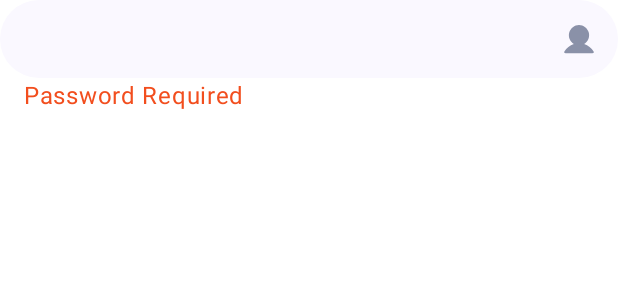
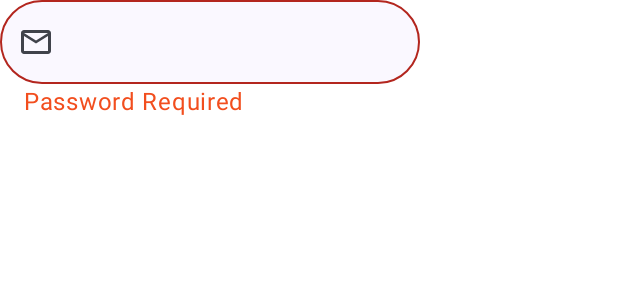
Before and after one commit to JhonatanNeves/linktalk, an Android app built with Jetpack Compose: the @Preview function PrimaryTextFieldPreview, on a phone screen of 412 x 824 dp. Shown: the top 300 px of the screen. Run offline under Robolectric (Android 15) with nearby library versions, the phone set to English and light mode, and no system bars.

Commit message:
implementation TextField

```diff
--- a/app/src/main/java/com/example/linktalk/ui/components/PrimaryTextField.kt
+++ b/app/src/main/java/com/example/linktalk/ui/components/PrimaryTextField.kt
@@ -10,12 +10,17 @@ import androidx.compose.foundation.layout.padding
 import androidx.compose.foundation.layout.width
 import androidx.compose.foundation.shape.CircleShape
 import androidx.compose.foundation.text.BasicTextField
+import androidx.compose.material3.Icon
+import androidx.compose.material3.MaterialTheme
+import androidx.compose.material3.OutlinedTextField
+import androidx.compose.material3.OutlinedTextFieldDefaults
 import androidx.compose.material3.Surface
 import androidx.compose.material3.Text
 import androidx.compose.material3.TextField
 import androidx.compose.runtime.Composable
 import androidx.compose.ui.Alignment
 import androidx.compose.ui.Modifier
+import androidx.compose.ui.graphics.Color
 import androidx.compose.ui.res.painterResource
 import androidx.compose.ui.tooling.preview.Preview
 import androidx.compose.ui.unit.dp
@@ -32,46 +37,33 @@ fun PrimaryTextField(
     leadingIcon: Int? = null,
     errorMessage: String? = null,
 ) {
-    Column (
+    Column(
         modifier = modifier
-    ){
-        BasicTextField(
+    ) {
+        OutlinedTextField(
             value = value,
             onValueChange = onValueChange,
-            decorationBox = { innerTextField ->
-                Surface(
-                    shape = CircleShape,
-                ) {
-                    Row(
-                        modifier = Modifier
-                            .padding(16.dp),
-                        verticalAlignment = Alignment.CenterVertically,
-                    ) {
-                        leadingIcon?.let {
-                            Image(
-                                painter = painterResource(id = R.drawable.ic_envelope),
-                                contentDescription = null,
-                            )
+            leadingIcon = {
+                leadingIcon?.let {
+                    Icon(
+                        painter = painterResource(id = it),
+                        contentDescription = null
+                    )
+                }
+            },
 
-                            Spacer(modifier = Modifier.width(8.dp))
-                        }
-
-                        Box(
-                            modifier = Modifier
-                                .weight(1f)
-                        ) {
-                            innerTextField()
-                        }
-
-                        Spacer(modifier = Modifier.width(8.dp))
-
-                        Image(
-                            painter = painterResource(id = R.drawable.ic_bottom_nav_profile),
-                            contentDescription = null,
-                        )
-                    }
-                }
-            }
+            shape = CircleShape,
+            colors = OutlinedTextFieldDefaults.colors(
+                unfocusedContainerColor = MaterialTheme.colorScheme.surface,
+                focusedContainerColor = MaterialTheme.colorScheme.surface,
+                disabledContainerColor = MaterialTheme.colorScheme.surface,
+                focusedBorderColor = MaterialTheme.colorScheme.primary,
+                unfocusedBorderColor = if (errorMessage != null) {
+                    MaterialTheme.colorScheme.error
+                } else {
+                    MaterialTheme.colorScheme.onSurfaceVariant
+                },
+            )
         )
 
         errorMessage?.let {
@@ -80,10 +72,8 @@ fun PrimaryTextField(
                 modifier = Modifier
                     .padding(start = 16.dp),
                 color = ColorError,
-
-                )
+            )
         }
-
     }
 }
 
@@ -94,8 +84,8 @@ private fun PrimaryTextFieldPreview() {
         PrimaryTextField(
             value = "",
             onValueChange = {},
-            errorMessage = "Password Required"
-
+            errorMessage = "Password Required",
+            leadingIcon = R.drawable.ic_envelope,
         )
     }
 }
```
